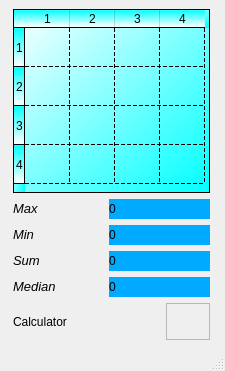
This is calculator.ui in zzzzz1st/Calculator as Qt 5 draws it before an edit. The edited form follows.
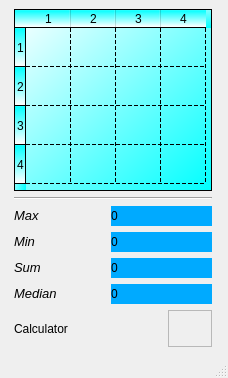
This is the edited form. Icons and pictures are not drawn.

```diff
--- a/calculator.ui
+++ b/calculator.ui
@@ -9,12 +9,12 @@
    <rect>
     <x>0</x>
     <y>0</y>
-    <width>225</width>
-    <height>371</height>
+    <width>228</width>
+    <height>378</height>
    </rect>
   </property>
   <property name="sizePolicy">
-   <sizepolicy hsizetype="Preferred" vsizetype="Preferred">
+   <sizepolicy hsizetype="Expanding" vsizetype="Expanding">
     <horstretch>0</horstretch>
     <verstretch>0</verstretch>
    </sizepolicy>
@@ -30,6 +30,130 @@
   </property>
   <widget class="QWidget" name="centralwidget">
    <layout class="QGridLayout" name="gridLayout_2">
+    <item row="2" column="0" colspan="2">
+     <layout class="QGridLayout" name="gridLayout">
+      <item row="2" column="0">
+       <widget class="QLabel" name="label_3">
+        <property name="text">
+         <string>&lt;html&gt;&lt;head/&gt;&lt;body&gt;&lt;p&gt;&lt;span style=&quot; font-size:10pt; font-style:italic;&quot;&gt;Sum&lt;/span&gt;&lt;/p&gt;&lt;/body&gt;&lt;/html&gt;</string>
+        </property>
+       </widget>
+      </item>
+      <item row="0" column="1">
+       <widget class="QLabel" name="maxValue">
+        <property name="minimumSize">
+         <size>
+          <width>101</width>
+          <height>20</height>
+         </size>
+        </property>
+        <property name="maximumSize">
+         <size>
+          <width>101</width>
+          <height>20</height>
+         </size>
+        </property>
+        <property name="styleSheet">
+         <string notr="true">background-color: rgb(0, 170, 255);
+</string>
+        </property>
+        <property name="text">
+         <string>0</string>
+        </property>
+        <property name="scaledContents">
+         <bool>false</bool>
+        </property>
+       </widget>
+      </item>
+      <item row="2" column="1">
+       <widget class="QLabel" name="sumValue">
+        <property name="minimumSize">
+         <size>
+          <width>101</width>
+          <height>20</height>
+         </size>
+        </property>
+        <property name="maximumSize">
+         <size>
+          <width>101</width>
+          <height>20</height>
+         </size>
+        </property>
+        <property name="styleSheet">
+         <string notr="true">background-color: rgb(0, 170, 255);</string>
+        </property>
+        <property name="text">
+         <string>0</string>
+        </property>
+       </widget>
+      </item>
+      <item row="3" column="0">
+       <widget class="QLabel" name="label_4">
+        <property name="text">
+         <string>&lt;html&gt;&lt;head/&gt;&lt;body&gt;&lt;p&gt;&lt;span style=&quot; font-size:10pt; font-style:italic;&quot;&gt;Median&lt;/span&gt;&lt;/p&gt;&lt;/body&gt;&lt;/html&gt;</string>
+        </property>
+       </widget>
+      </item>
+      <item row="0" column="0">
+       <widget class="QLabel" name="label">
+        <property name="text">
+         <string>&lt;html&gt;&lt;head/&gt;&lt;body&gt;&lt;p&gt;&lt;span style=&quot; font-size:10pt; font-style:italic;&quot;&gt;Max&lt;/span&gt;&lt;/p&gt;&lt;/body&gt;&lt;/html&gt;</string>
+        </property>
+       </widget>
+      </item>
+      <item row="3" column="1">
+       <widget class="QLabel" name="medianValue">
+        <property name="minimumSize">
+         <size>
+          <width>101</width>
+          <height>20</height>
+         </size>
+        </property>
+        <property name="maximumSize">
+         <size>
+          <width>101</width>
+          <height>20</height>
+         </size>
+        </property>
+        <property name="styleSheet">
+         <string notr="true">background-color: rgb(0, 170, 255);</string>
+        </property>
+        <property name="text">
+         <string>0</string>
+        </property>
+       </widget>
+      </item>
+      <item row="1" column="0">
+       <widget class="QLabel" name="label_2">
+        <property name="text">
+         <string>&lt;html&gt;&lt;head/&gt;&lt;body&gt;&lt;p&gt;&lt;span style=&quot; font-size:10pt; font-style:italic;&quot;&gt;Min&lt;/span&gt;&lt;/p&gt;&lt;/body&gt;&lt;/html&gt;</string>
+        </property>
+       </widget>
+      </item>
+      <item row="1" column="1">
+       <widget class="QLabel" name="minValue">
+        <property name="minimumSize">
+         <size>
+          <width>101</width>
+          <height>20</height>
+         </size>
+        </property>
+        <property name="maximumSize">
+         <size>
+          <width>101</width>
+          <height>20</height>
+         </size>
+        </property>
+        <property name="styleSheet">
+         <string notr="true">background-color: rgb(0, 170, 255);</string>
+        </property>
+        <property name="text">
+         <string>0</string>
+        </property>
+       </widget>
+      </item>
+     </layout>
+    </item>
     <item row="0" column="0" colspan="2">
      <widget class="QTableWidget" name="tableWidget">
       <property name="sizePolicy">
@@ -214,131 +338,7 @@
       </item>
      </widget>
     </item>
-    <item row="1" column="0" colspan="2">
-     <layout class="QGridLayout" name="gridLayout">
-      <item row="0" column="0">
-       <widget class="QLabel" name="label">
-        <property name="text">
-         <string>&lt;html&gt;&lt;head/&gt;&lt;body&gt;&lt;p&gt;&lt;span style=&quot; font-size:10pt; font-style:italic;&quot;&gt;Max&lt;/span&gt;&lt;/p&gt;&lt;/body&gt;&lt;/html&gt;</string>
-        </property>
-       </widget>
-      </item>
-      <item row="0" column="1">
-       <widget class="QLabel" name="maxValue">
-        <property name="minimumSize">
-         <size>
-          <width>101</width>
-          <height>20</height>
-         </size>
-        </property>
-        <property name="maximumSize">
-         <size>
-          <width>101</width>
-          <height>20</height>
-         </size>
-        </property>
-        <property name="styleSheet">
-         <string notr="true">background-color: rgb(0, 170, 255);
-</string>
-        </property>
-        <property name="text">
-         <string>0</string>
-        </property>
-        <property name="scaledContents">
-         <bool>false</bool>
-        </property>
-       </widget>
-      </item>
-      <item row="1" column="0">
-       <widget class="QLabel" name="label_2">
-        <property name="text">
-         <string>&lt;html&gt;&lt;head/&gt;&lt;body&gt;&lt;p&gt;&lt;span style=&quot; font-size:10pt; font-style:italic;&quot;&gt;Min&lt;/span&gt;&lt;/p&gt;&lt;/body&gt;&lt;/html&gt;</string>
-        </property>
-       </widget>
-      </item>
-      <item row="1" column="1">
-       <widget class="QLabel" name="minValue">
-        <property name="minimumSize">
-         <size>
-          <width>101</width>
-          <height>20</height>
-         </size>
-        </property>
-        <property name="maximumSize">
-         <size>
-          <width>101</width>
-          <height>20</height>
-         </size>
-        </property>
-        <property name="styleSheet">
-         <string notr="true">background-color: rgb(0, 170, 255);</string>
-        </property>
-        <property name="text">
-         <string>0</string>
-        </property>
-       </widget>
-      </item>
-      <item row="2" column="0">
-       <widget class="QLabel" name="label_3">
-        <property name="text">
-         <string>&lt;html&gt;&lt;head/&gt;&lt;body&gt;&lt;p&gt;&lt;span style=&quot; font-size:10pt; font-style:italic;&quot;&gt;Sum&lt;/span&gt;&lt;/p&gt;&lt;/body&gt;&lt;/html&gt;</string>
-        </property>
-       </widget>
-      </item>
-      <item row="2" column="1">
-       <widget class="QLabel" name="sumValue">
-        <property name="minimumSize">
-         <size>
-          <width>101</width>
-          <height>20</height>
-         </size>
-        </property>
-        <property name="maximumSize">
-         <size>
-          <width>101</width>
-          <height>20</height>
-         </size>
-        </property>
-        <property name="styleSheet">
-         <string notr="true">background-color: rgb(0, 170, 255);</string>
-        </property>
-        <property name="text">
-         <string>0</string>
-        </property>
-       </widget>
-      </item>
-      <item row="3" column="0">
-       <widget class="QLabel" name="label_4">
-        <property name="text">
-         <string>&lt;html&gt;&lt;head/&gt;&lt;body&gt;&lt;p&gt;&lt;span style=&quot; font-size:10pt; font-style:italic;&quot;&gt;Median&lt;/span&gt;&lt;/p&gt;&lt;/body&gt;&lt;/html&gt;</string>
-        </property>
-       </widget>
-      </item>
-      <item row="3" column="1">
-       <widget class="QLabel" name="medianValue">
-        <property name="minimumSize">
-         <size>
-          <width>101</width>
-          <height>20</height>
-         </size>
-        </property>
-        <property name="maximumSize">
-         <size>
-          <width>101</width>
-          <height>20</height>
-         </size>
-        </property>
-        <property name="styleSheet">
-         <string notr="true">background-color: rgb(0, 170, 255);</string>
-        </property>
-        <property name="text">
-         <string>0</string>
-        </property>
-       </widget>
-      </item>
-     </layout>
-    </item>
-    <item row="2" column="0">
+    <item row="3" column="0">
      <widget class="QLabel" name="label_5">
       <property name="minimumSize">
        <size>
@@ -360,7 +360,7 @@
       </property>
      </widget>
     </item>
-    <item row="2" column="1">
+    <item row="3" column="1">
      <widget class="QFrame" name="frame">
       <property name="minimumSize">
        <size>
@@ -385,6 +385,19 @@
       </property>
      </widget>
     </item>
+    <item row="1" column="0" colspan="2">
+     <widget class="Line" name="line">
+      <property name="sizePolicy">
+       <sizepolicy hsizetype="Expanding" vsizetype="Fixed">
+        <horstretch>0</horstretch>
+        <verstretch>0</verstretch>
+       </sizepolicy>
+      </property>
+      <property name="orientation">
+       <enum>Qt::Horizontal</enum>
+      </property>
+     </widget>
+    </item>
    </layout>
   </widget>
   <widget class="QStatusBar" name="statusbar"/>
```
